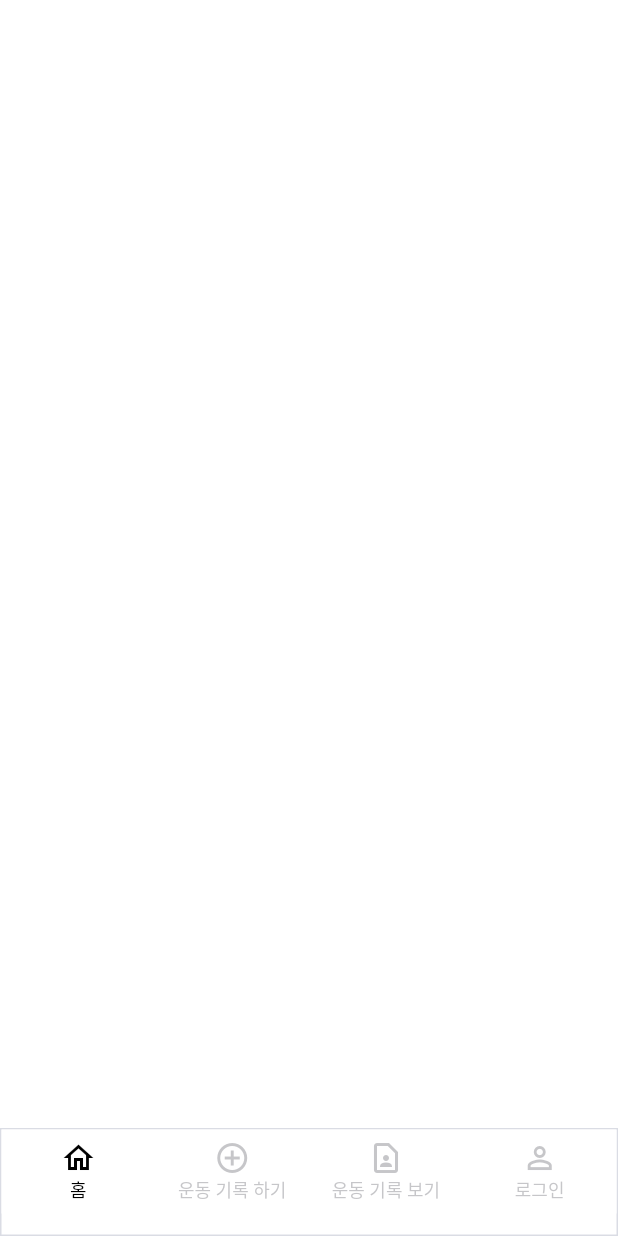
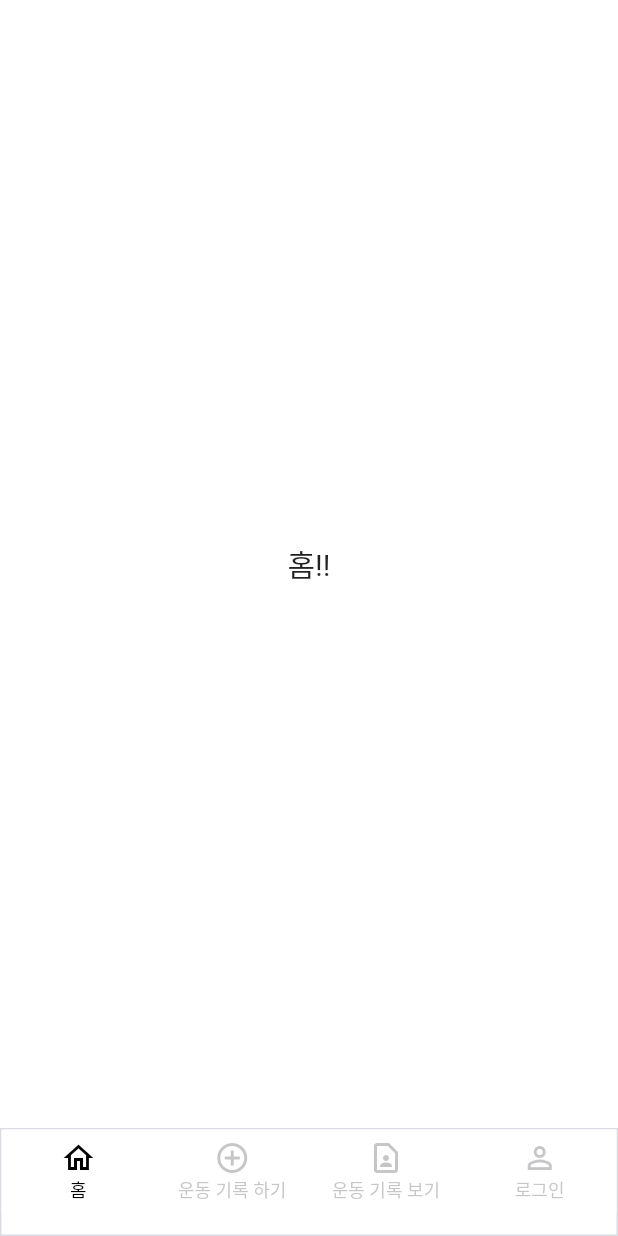
Before and after one commit to yeoni-pocha/fittrix, a Flutter app: the screen it shows after launch, on a phone screen of 412 x 824 dp. Run offline on Flutter 3.47's test engine with Material 2 defaults, Android fonts, the phone set to English and light mode, and no system bars; our stand-ins replace fluttertoast, freezed_annotation, get.

Commit message:
[mod] 일부 로직 수정 및 기능 적용 등..

```diff
--- a/lib/viewModels/main_controller.dart
+++ b/lib/viewModels/main_controller.dart
@@ -7,16 +7,14 @@ import 'package:fluttertoast/fluttertoast.dart';
 import 'package:get/get.dart';
 
 enum PageName{HOME, WRITE, RECORD, LOGIN}
-enum menuName{LUNGE, SQUAD, PUSHUP, LEGRAISES}
 
 class MainController extends GetxController {
 
   static MainController get to => Get.find();
 
   final loginController = LoginController.to;
-  final changePageUniqueId = UniqueKey().toString();
 
-  int pageIndex = 0;
+  RxInt pageIndex = 0.obs;
   List<int> bottomHistory = [0];
   String? menuName;
 
@@ -28,6 +26,7 @@ class MainController extends GetxController {
         break;
       case PageName.WRITE:
         if(isLoginCheck()) {
+          if(hasGesture) {
             menuName = await showMenu(
               context: Get.context!,
               position: const RelativeRect.fromLTRB(0.0, 1000.0, 1000.0, 0.0),
@@ -38,7 +37,8 @@ class MainController extends GetxController {
                 PopupMenuItem<String>(child: Text('레그 레이즈'), value: 'legraises'),
               ],
             );
-          update([changePageUniqueId]);
+          }
+          _changePage(value, hasGesture: hasGesture);
         }
         break;
       case PageName.RECORD:
@@ -50,16 +50,15 @@ class MainController extends GetxController {
         _changePage(value, hasGesture: hasGesture);
         break;
     }
-    pageIndex = value;
   }
 
   void _changePage(int value, {bool hasGesture = true}) {
-    pageIndex = value;
+    pageIndex(value);
     if(!hasGesture) return;
     if(bottomHistory.last != value) {
       bottomHistory.add(value);
     }
-    update([changePageUniqueId]);
+    update();
   }
 
   Future<bool> willPopAction() async {
--- a/lib/views/home_page.dart
+++ b/lib/views/home_page.dart
@@ -5,6 +5,8 @@ class HomePage extends StatelessWidget {
 
   @override
   Widget build(BuildContext context) {
-    return Container();
+    return const Center(
+      child: Text('홈!!', style: TextStyle(fontSize: 20)),
+    );
   }
 }
--- a/lib/views/main_page.dart
+++ b/lib/views/main_page.dart
@@ -14,13 +14,19 @@ class MainPage extends GetView<MainController> {
   Widget build(BuildContext context) {
     return WillPopScope(
       onWillPop: controller.willPopAction,
+      child: GestureDetector(
+        onTap: () {
+          final FocusScopeNode currentScope = FocusScope.of(context);
+          if (!currentScope.hasPrimaryFocus && currentScope.hasFocus) {
+            FocusManager.instance.primaryFocus?.unfocus();
+          }
+        },
         child: GetBuilder<MainController>(
-        id: controller.changePageUniqueId,
           builder: (_) {
-          return Scaffold(
+            return Obx(()=> Scaffold(
               backgroundColor: Colors.white,
               body: IndexedStack(
-              index: controller.pageIndex,
+                index: controller.pageIndex.value,
                 alignment: Alignment.center,
                 children: [
                   HomePage(),
@@ -41,7 +47,7 @@ class MainPage extends GetView<MainController> {
                   selectedItemColor: Colors.black,
                   unselectedLabelStyle: const TextStyle(fontSize: 12, color: Color(0xffCBD0DD)),
                   elevation: 0,
-                currentIndex: controller.pageIndex,
+                  currentIndex: controller.pageIndex.value,
                   onTap: controller.changeBottomNav,
                   items: const [
                     BottomNavigationBarItem(
@@ -67,8 +73,9 @@ class MainPage extends GetView<MainController> {
                   ],
                 ),
               ),
-          );
+            ));
           },
+        ),
       ),
     );
   }
```
Also changed, not shown: lib/service/fittrix_service.dart (added, +40 -0 lines), lib/viewModels/login_controller.dart (+5 -7 lines), lib/viewModels/record_controller.dart (+21 -2 lines), lib/views/record_page.dart (+35 -9 lines). Lines whose indentation alone changed are shown as unchanged.
